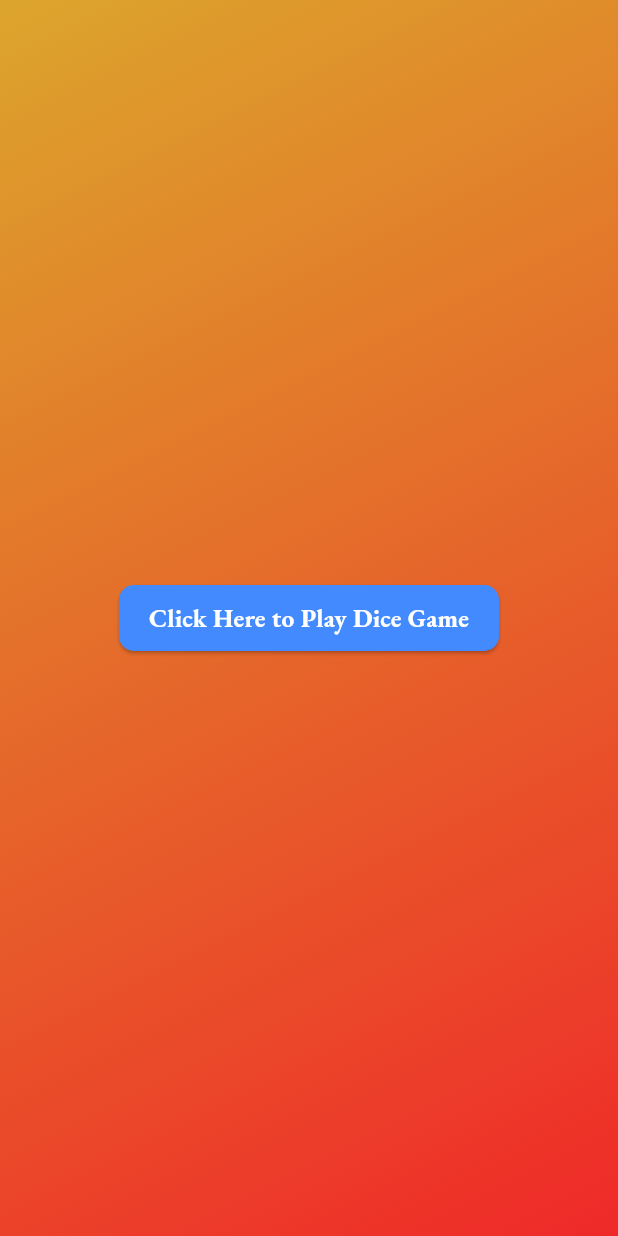
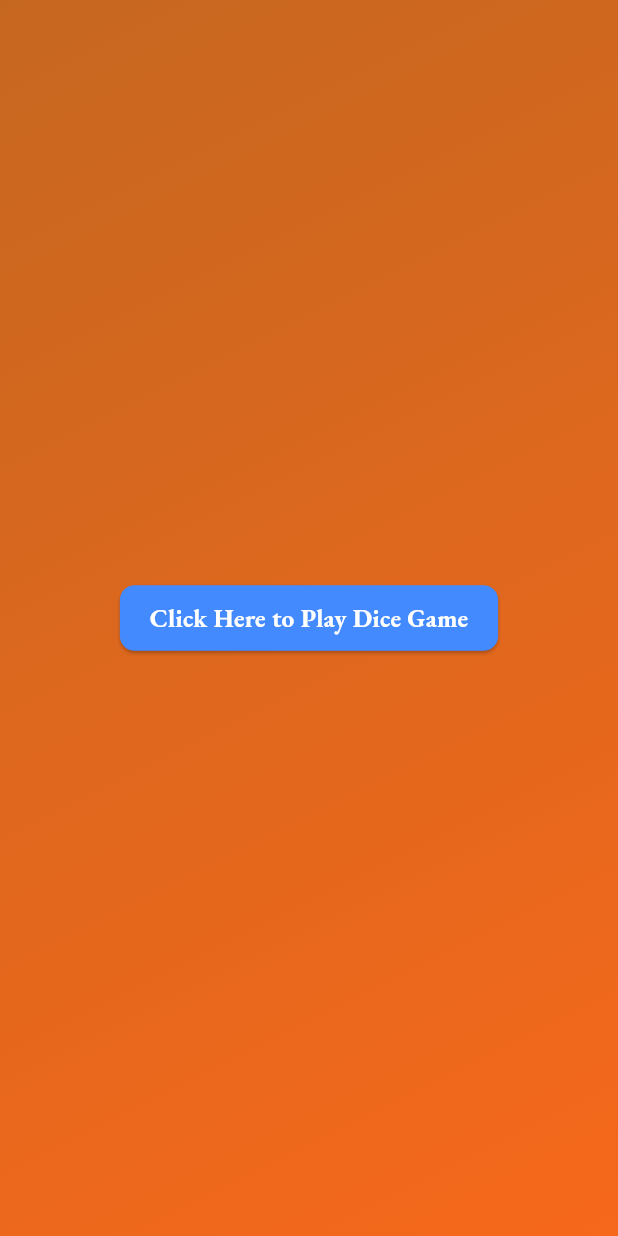
Before and after one commit to huzaifailyaas/Dice_Roller_game, a Flutter app: the screen it shows after launch, on a phone screen of 412 x 824 dp. Run offline on Flutter 3.47's test engine with Material 3 defaults, Android fonts, the phone set to English and light mode, and no system bars.

Commit message:
first change

```diff
--- a/lib/main.dart
+++ b/lib/main.dart
@@ -1,11 +1,14 @@
+
 import 'package:flutter/material.dart';
 import 'home_screen.dart';
 
 void main() {
-  runApp(MyApp());
+  runApp(const MyApp());
 }
 
 class MyApp extends StatelessWidget {
+  const MyApp({super.key});
+
   @override
   Widget build(BuildContext context) {
     return MaterialApp(
@@ -13,47 +16,113 @@ class MyApp extends StatelessWidget {
         fontFamily: 'Garamond',
       ),
       debugShowCheckedModeBanner: false,
-      home: MainScreen(),
+      home: const MainScreen(),
     );
   }
 }
 
-class MainScreen extends StatelessWidget {
+class MainScreen extends StatefulWidget {
+  const MainScreen({super.key});
+
+  @override
+  State<MainScreen> createState() => _MainScreenState();
+}
+
+class _MainScreenState extends State<MainScreen> with SingleTickerProviderStateMixin {
+  // Variables for background gradient animation.
+  List<Color> _colors = [
+    const Color.fromARGB(255, 220, 165, 44),
+    const Color.fromARGB(255, 239, 41, 41)
+  ];
+  bool _toggled = false;
+
+  // Variables for button scale animation.
+  late AnimationController _controller;
+  late Animation<double> _scaleAnimation;
+
+  @override
+  void initState() {
+    super.initState();
+
+    // Set up the AnimationController for the button.
+    _controller = AnimationController(
+      vsync: this,
+      duration: const Duration(milliseconds: 150),
+      lowerBound: 0.95,
+      upperBound: 1.0,
+    );
+
+    _scaleAnimation = CurvedAnimation(
+      parent: _controller,
+      curve: Curves.easeInOut,
+    );
+
+    // Start an animation loop for the background gradient.
+    Future.delayed(const Duration(seconds: 0), _animateBackground);
+  }
+
+  // Animate the background gradient by toggling the colors periodically.
+  void _animateBackground() async {
+    while (mounted) {
+      await Future.delayed(const Duration(seconds: 3));
+      setState(() {
+        _toggled = !_toggled;
+      });
+    }
+  }
+
+  @override
+  void dispose() {
+    _controller.dispose();
+    super.dispose();
+  }
+
   @override
   Widget build(BuildContext context) {
     return Scaffold(
-      body: Container(
+      body: AnimatedContainer(
+        // Animate the background gradient over 3 seconds.
+        duration: const Duration(seconds: 3),
         decoration: BoxDecoration(
           gradient: LinearGradient(
-            colors: [
-              Color.fromARGB(255, 220, 165, 44),
-              Color.fromARGB(255, 239, 41, 41)
-            ],
+            colors: _toggled
+                ? [
+              const Color.fromARGB(255, 166, 16, 16),
+              const Color.fromARGB(255, 255, 193, 7)
+            ]
+                : _colors,
             begin: Alignment.topLeft,
             end: Alignment.bottomRight,
           ),
         ),
         child: Center(
+          child: ScaleTransition(
+            scale: _scaleAnimation,
             child: ElevatedButton(
               style: ElevatedButton.styleFrom(
                 backgroundColor: Colors.blueAccent,
                 foregroundColor: Colors.white,
-              padding: EdgeInsets.symmetric(horizontal: 20, vertical: 10),
+                padding: const EdgeInsets.symmetric(horizontal: 20, vertical: 10),
                 shape: RoundedRectangleBorder(
                   borderRadius: BorderRadius.circular(10),
                 ),
               ),
-            onPressed: () {
+              onPressed: () async {
+                // Animate button press (shrink a bit then return to normal)
+                await _controller.reverse(); // shrink
+                await _controller.forward(); // back to normal
+
                 Navigator.push(
                   context,
-                MaterialPageRoute(builder: (context) => HomeScreen()),
+                  MaterialPageRoute(builder: (context) => const HomeScreen()),
                 );
                 print("Button Clicked");
               },
-            child: Text("Click Here to Play Dice Game",
+              child: const Text(
+                "Click Here to Play Dice Game",
                 style: TextStyle(
                   fontSize: 17,
-
+                ),
               ),
             ),
           ),
```
Lines whose indentation alone changed are shown as unchanged.
